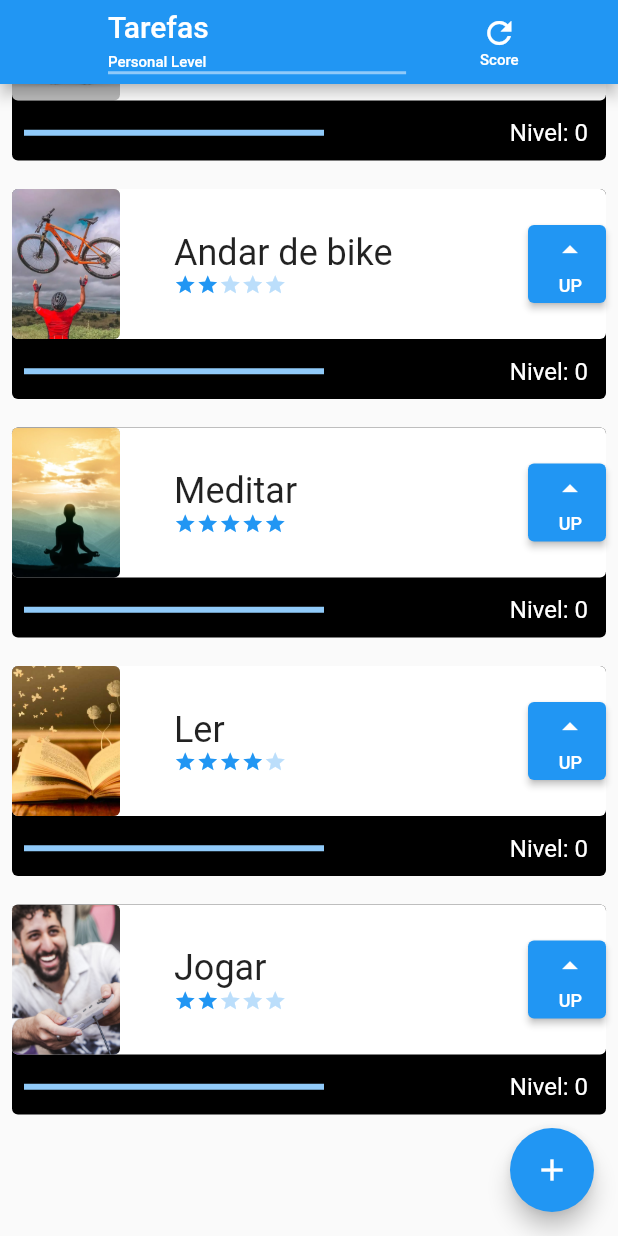
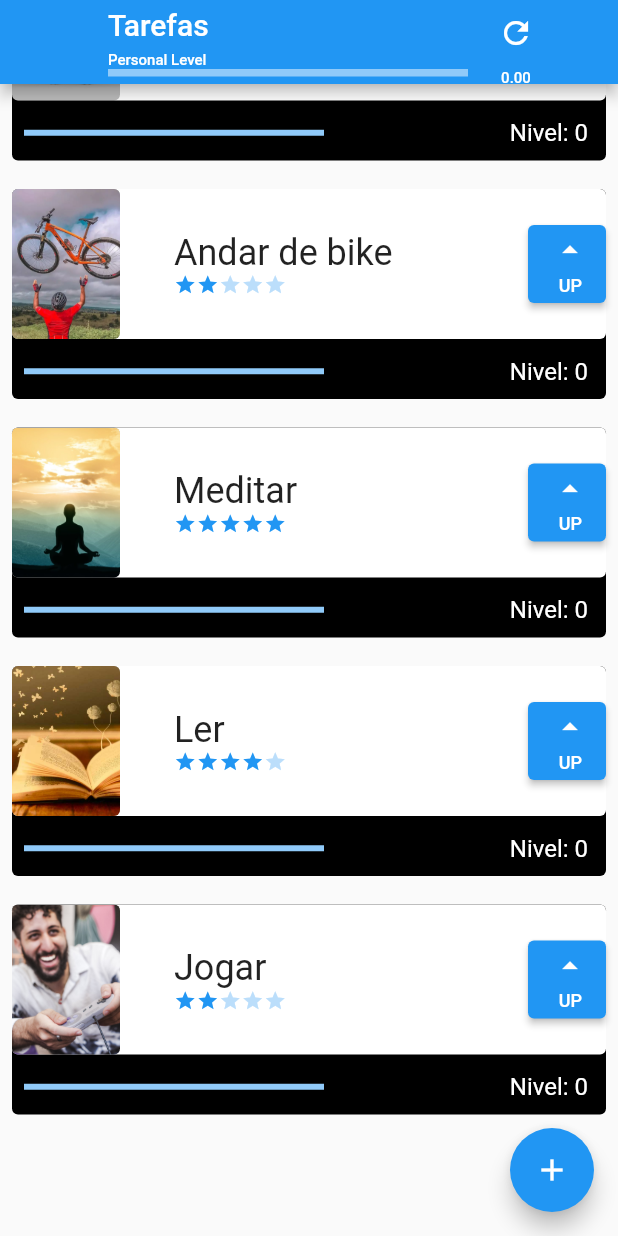
Before and after one commit to jesseazevedo/flutter_fundamentals, a Flutter app: the screen it shows after launch, scrolled down 105 dp, on a phone screen of 412 x 824 dp. Run offline on Flutter 3.47's test engine with Material 2 defaults, Android fonts, the phone set to English and light mode, and no system bars.

Commit message:
Exercício Final

```diff
--- a/lib/main.dart
+++ b/lib/main.dart
@@ -27,6 +27,6 @@ class MyApp extends StatelessWidget {
           // is not restarted.
           primarySwatch: Colors.blue,
         ),
-        home: TaskInherited(child: const InitialScreen(),));
+        home: TaskInherited(child: InitialScreen(),));
   }
 }
--- a/lib/screens/initial_screen.dart
+++ b/lib/screens/initial_screen.dart
@@ -5,8 +5,9 @@ import 'package:nosso_primeiro_projeto/screens/form_screen.dart';
 import '../components/task.dart';
 
 class InitialScreen extends StatefulWidget {
-  const InitialScreen({Key? key}) : super(key: key);
+  InitialScreen({Key? key}) : super(key: key);
 
+  double totalScore = 0;
   @override
   State<InitialScreen> createState() => _InitialScreenState();
 }
@@ -41,8 +42,11 @@ class _InitialScreenState extends State<InitialScreen> {
                         ),
                         Container(
                           width: 240,
-                          height: 2,
-                          child: LinearProgressIndicator()
+                          height: 5,
+                          child: LinearProgressIndicator(
+                            color: Colors.white,
+                            value: widget.totalScore/100,
+                          )
                         )
                       ],
                     ),
@@ -58,10 +62,17 @@ class _InitialScreenState extends State<InitialScreen> {
                       mainAxisAlignment: MainAxisAlignment.center,
                       children: [
                         Container(
-                          child: Icon(Icons.refresh),
+                          child: IconButton(
+                            icon: const Icon(Icons.refresh),
+                            onPressed: () {
+                              setState(() {
+                                widget.totalScore = TaskInherited.of(context).totalScore() * 10;
+                              });
+                            },
+                          ),
                         ),
                         Container(
-                          child: Text('Score', style: TextStyle(fontSize: 10),)
+                          child: Text('${widget.totalScore.toStringAsFixed(2)}', style: TextStyle(fontSize: 10),)
                         )
                       ])
               ),
```
Also changed, not shown: lib/data/task_inherited.dart (+8 -0 lines).
